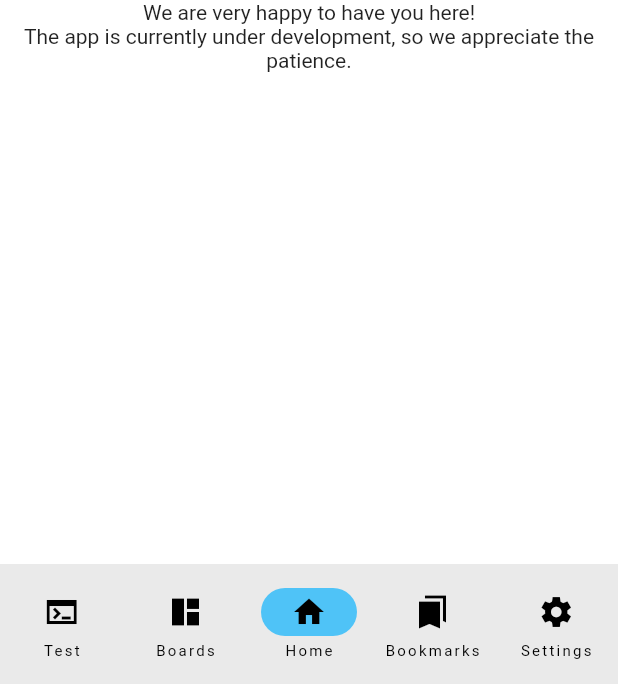
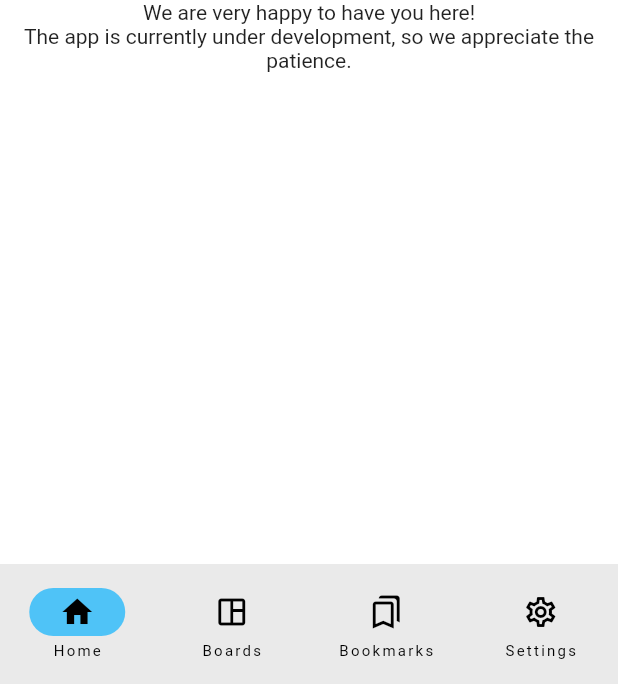
Before and after one commit to thaleslagemann/boarder, a Flutter app: the screen it shows once a user with an empty profile is signed in, on a phone screen of 412 x 824 dp, the part 552-1236 px from its top. Run offline on Flutter 3.47's test engine with Material 2 defaults, Android fonts, the phone set to English and light mode, and no system bars; our stand-ins replace dropdown_button2, firebase_auth, firebase_core, get, loading_animation_widget, settings_ui and 1 more; missing offline and left inert: drag_and_drop_lists, firebase_ui_auth; accounts and stored records are empty.

Commit message:
fix: alter navigation bar icons

```diff
--- a/lib/app_body.dart
+++ b/lib/app_body.dart
@@ -13,7 +13,7 @@ class AppBody extends StatefulWidget {
 }
 
 class AppBodyState extends State<AppBody> {
-  var selectedIndex = 2;
+  var selectedIndex = 0;
 
   @override
   Widget build(BuildContext context) {
@@ -26,12 +26,9 @@ class AppBodyState extends State<AppBody> {
         page = BoardsPage();
         break;
       case 2:
-        page = HomePage();
+        page = FavoritesPage();
         break;
       case 3:
-        page = FavoritesPage();
-        break;
-      case 4:
         page = SettingsPage();
         break;
       default:
@@ -97,25 +94,45 @@ class AppBodyState extends State<AppBody> {
           },
           indicatorColor: Color(0xFF4FC3F7),
           selectedIndex: selectedIndex,
-          destinations: const <Widget>[
-            NavigationDestination(
-              icon: Icon(Icons.terminal_sharp),
-              label: 'Test',
-            ),
-            NavigationDestination(
-              icon: Icon(Icons.space_dashboard_sharp),
-              label: 'Boards',
-            ),
+          destinations: <Widget>[
+            if (selectedIndex == 0)
               NavigationDestination(
                 icon: Icon(Icons.home_sharp),
                 label: 'Home',
               ),
+            if (selectedIndex != 0)
               NavigationDestination(
-              icon: Icon(Icons.bookmarks_sharp),
+                icon: Icon(Icons.home_outlined),
+                label: 'Home',
+              ),
+            if (selectedIndex == 1)
+              NavigationDestination(
+                icon: Icon(Icons.space_dashboard),
+                label: 'Boards',
+              ),
+            if (selectedIndex != 1)
+              NavigationDestination(
+                icon: Icon(Icons.space_dashboard_outlined),
+                label: 'Boards',
+              ),
+            if (selectedIndex == 2)
+              NavigationDestination(
+                icon: Icon(Icons.bookmarks),
                 label: 'Bookmarks',
               ),
+            if (selectedIndex != 2)
               NavigationDestination(
-              icon: Icon(Icons.settings_sharp),
+                icon: Icon(Icons.bookmarks_outlined),
+                label: 'Bookmarks',
+              ),
+            if (selectedIndex == 3)
+              NavigationDestination(
+                icon: Icon(Icons.settings),
+                label: 'Settings',
+              ),
+            if (selectedIndex != 3)
+              NavigationDestination(
+                icon: Icon(Icons.settings_outlined),
                 label: 'Settings',
               ),
           ],
--- a/lib/db_handler.dart
+++ b/lib/db_handler.dart
@@ -1,4 +1,4 @@
-import 'dart:html';
+//import 'dart:html';
 
 import 'package:path/path.dart';
 import 'package:sqflite/sqflite.dart';
```
Lines whose indentation alone changed are shown as unchanged.
